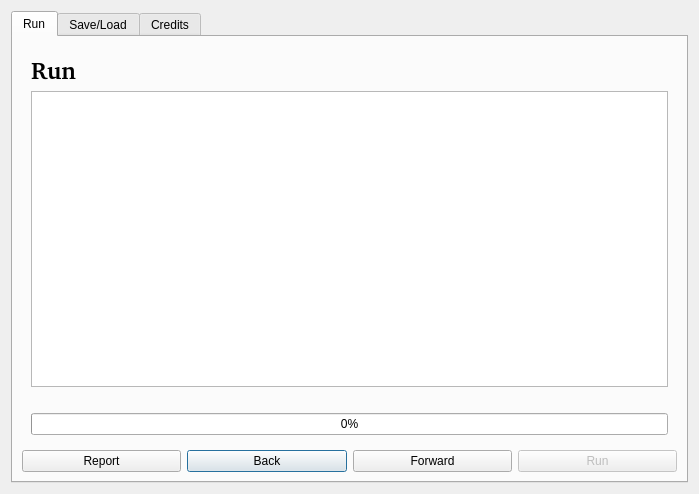
Before: the Qt Designer form arpap_spatialreport_dialog_base.ui in gis3w/ARPAP_SpatialReport, drawn with Qt 5.
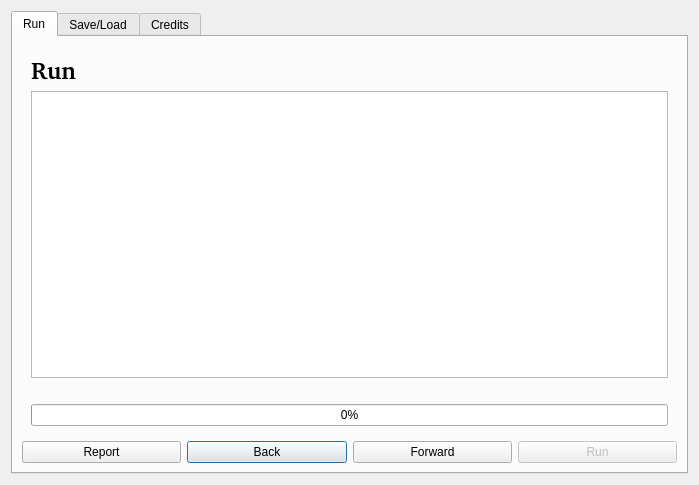
After: the same form once the commit is applied.

Diff of the .ui file:
```diff
--- a/arpap_spatialreport_dialog_base.ui
+++ b/arpap_spatialreport_dialog_base.ui
@@ -7,7 +7,7 @@
     <x>0</x>
     <y>0</y>
     <width>699</width>
-    <height>494</height>
+    <height>485</height>
    </rect>
   </property>
   <property name="windowTitle">
```
